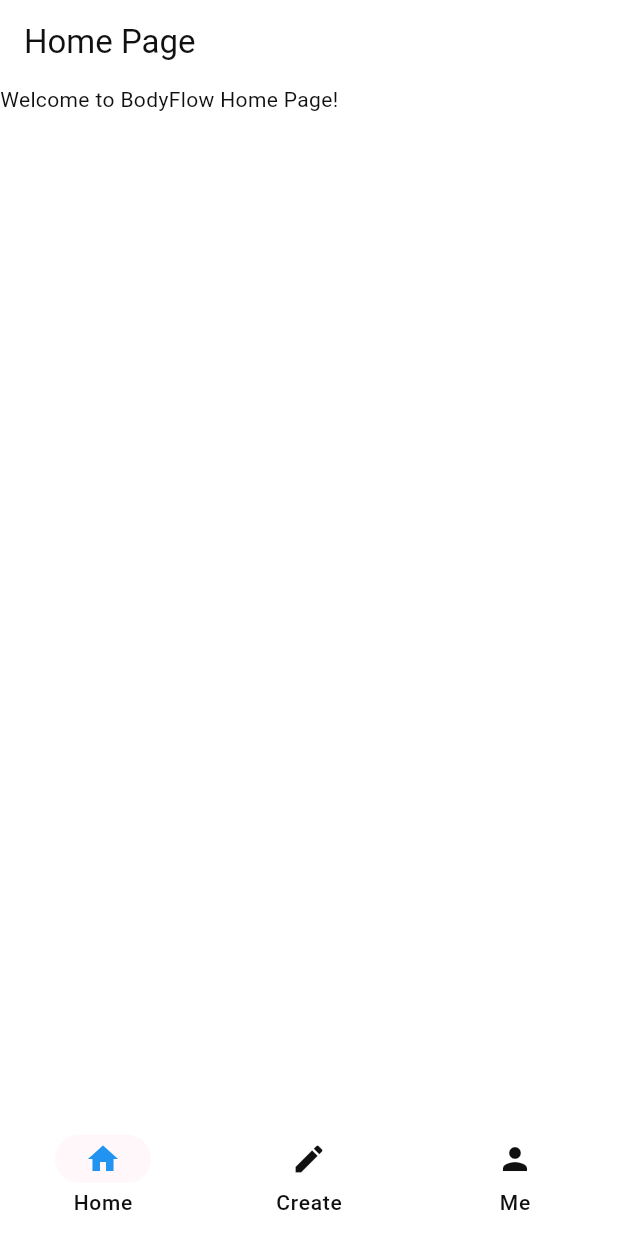
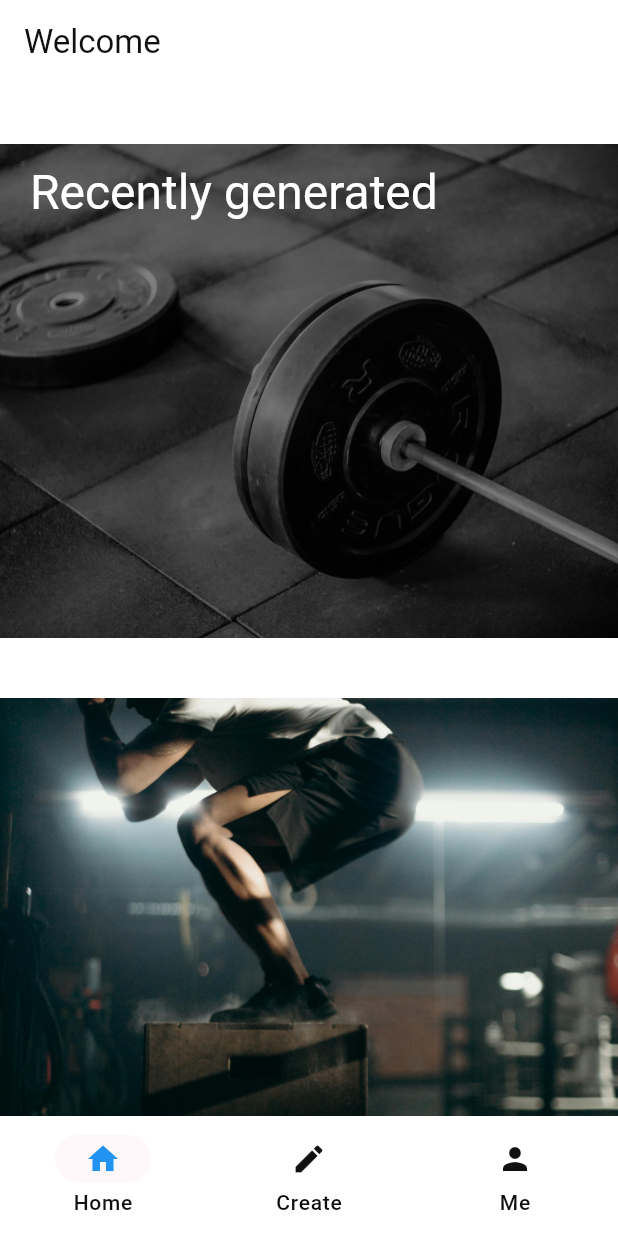
Before and after one commit to DanielDicksonDillimono/bodyflow, a Flutter app: the screen it shows after launch, on a phone screen of 412 x 824 dp. Run offline on Flutter 3.47's test engine with Material 3 defaults, Android fonts, the phone set to English and light mode, and no system bars; our stand-ins replace go_router.

Commit message:
working on homePage and adding to dimension elements #41 #52

```diff
--- a/lib/ui/core/themes/dimens.dart
+++ b/lib/ui/core/themes/dimens.dart
@@ -9,6 +9,8 @@ abstract final class Dimens {
 
   /// General vertical padding used to separate UI items
   static const paddingVertical = 24.0;
+  static const paddingVerticalLarge = 40.0;
+  static const paddingVerticalSmall = 12.0;
 
   static const paddingCard = 16.0;
   static const paddingCardHorizontal = 12.0;
@@ -40,9 +42,9 @@ abstract final class Dimens {
 
   /// Symmetric padding for screen edges
   EdgeInsets get edgeInsetsScreenSymmetric => EdgeInsets.symmetric(
-        horizontal: paddingScreenHorizontal,
-        vertical: paddingScreenVertical,
-      );
+    horizontal: paddingScreenHorizontal,
+    vertical: paddingScreenVertical,
+  );
 
   static const Dimens desktop = _DimensDesktop();
   static const Dimens mobile = _DimensMobile();
--- a/lib/ui/main_pages/widgets/home_page.dart
+++ b/lib/ui/main_pages/widgets/home_page.dart
@@ -1,3 +1,4 @@
+import 'package:bodyflow/ui/core/themes/dimens.dart';
 import 'package:flutter/material.dart';
 
 class HomePage extends StatelessWidget {
@@ -6,11 +7,55 @@ class HomePage extends StatelessWidget {
   @override
   Widget build(BuildContext context) {
     return Scaffold(
-      appBar: AppBar(title: const Text('Home Page'), centerTitle: false),
-      body: SingleChildScrollView(
-        child: Column(
-          mainAxisAlignment: MainAxisAlignment.center,
-          children: const [Text('Welcome to BodyFlow Home Page!')],
+      appBar: AppBar(title: Text('Welcome'), centerTitle: false),
+      body: SafeArea(
+        child: SingleChildScrollView(
+          child: Column(
+            mainAxisAlignment: MainAxisAlignment.center,
+            children: [
+              SizedBox(height: Dimens.paddingVerticalLarge),
+              Container(
+                padding: Dimens.of(context).edgeInsetsScreenHorizontal,
+                width: double.infinity,
+                height: MediaQuery.of(context).size.height * 0.40,
+                decoration: BoxDecoration(
+                  image: DecorationImage(
+                    image: AssetImage('assets/images/barbell.jpg'),
+                    fit: BoxFit.cover,
+                    colorFilter: ColorFilter.mode(
+                      Colors.black.withValues(alpha: 0.5),
+                      BlendMode.darken,
+                    ),
+                  ),
+                ),
+                child: Column(
+                  crossAxisAlignment: CrossAxisAlignment.start,
+                  children: [
+                    SizedBox(height: Dimens.paddingVerticalSmall),
+                    Text(
+                      'Recently generated',
+                      style: Theme.of(
+                        context,
+                      ).textTheme.headlineLarge?.copyWith(color: Colors.white),
+                    ),
+                    SizedBox(height: 12.0),
+                  ],
+                ),
+              ),
+              SizedBox(height: Dimens.paddingVerticalLarge),
+              Container(
+                padding: Dimens.of(context).edgeInsetsScreenHorizontal,
+                width: double.infinity,
+                height: MediaQuery.of(context).size.height * 0.40,
+                decoration: BoxDecoration(
+                  image: DecorationImage(
+                    image: AssetImage('assets/images/boxjump.jpg'),
+                    fit: BoxFit.cover,
+                  ),
+                ),
+              ),
+            ],
+          ),
         ),
       ),
     );
--- a/pubspec.yaml
+++ b/pubspec.yaml
@@ -36,6 +36,7 @@ dependencies:
   cupertino_icons: ^1.0.8
   go_router: ^16.3.0
   json_theme: ^9.0.3
+  google_fonts: ^6.3.2
 
 dev_dependencies:
   flutter_test:
@@ -61,8 +62,8 @@ flutter:
 
   # To add assets to your application, add an assets section, like this:
   assets:
-    # - images/a_dot_burr.jpeg
-    # - images/a_dot_ham.jpegThemTh
+    - assets/images/barbell.jpg
+    - assets/images/boxjump.jpg
     - assets/Themes/darkTheme.json
     - assets/Themes/lightTheme.json
 
```
Also changed, not shown: assets/images/barbell.jpg (added), assets/images/boxjump.jpg (added), assets/images/frontSquat.jpg (added), assets/images/squat.jpg (added), assets/images/threadmill.jpg (added).
